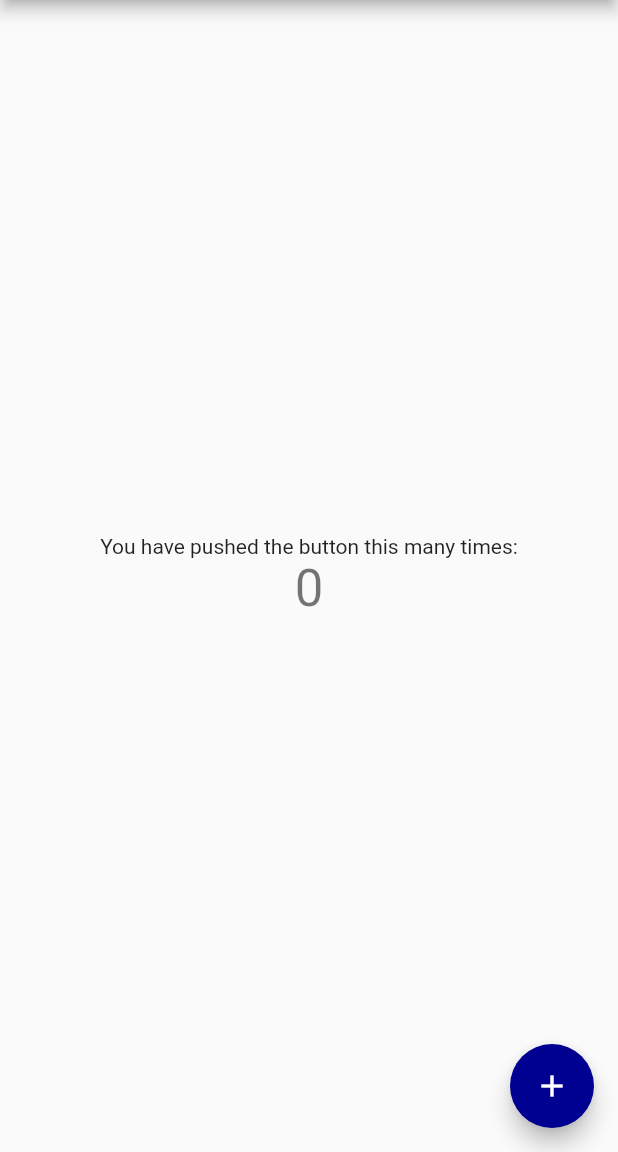
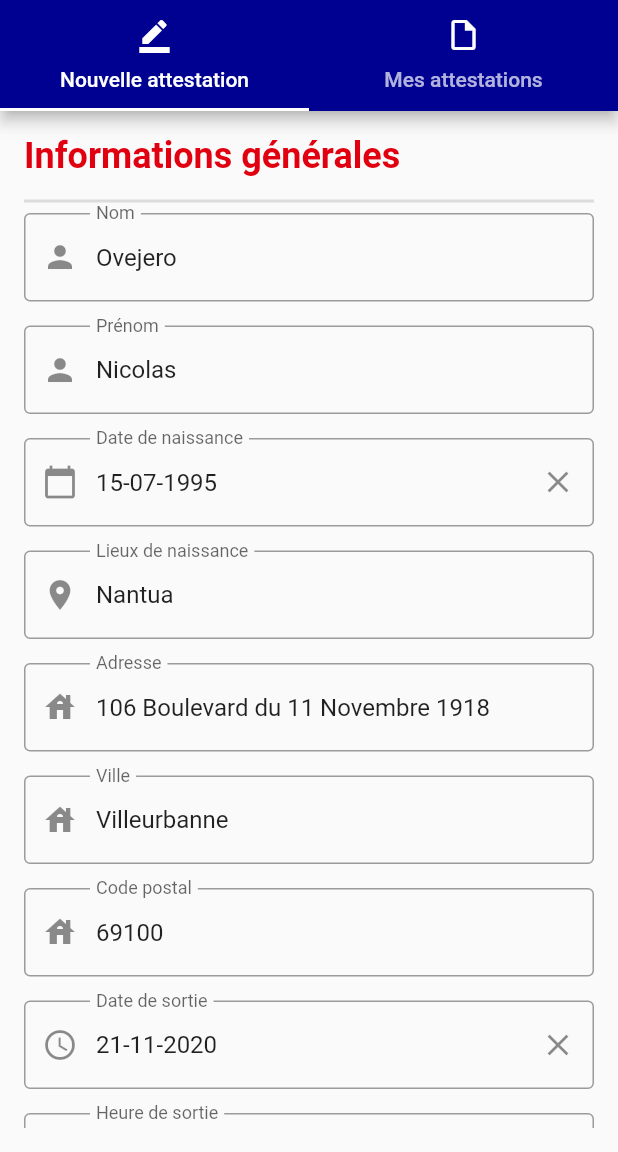
Before and after one commit to nicolasOvejero/my_certificate, a Flutter app: the screen it shows after launch, on a phone screen of 412 x 824 dp, the part 84-1236 px from its top. Run offline on Flutter 3.47's test engine with Material 2 defaults, Android fonts, the phone set to English and light mode, and no system bars; drawn by our look-alikes of datetime_picker_formfield; our stand-ins replace open_file, pdf.

Commit message:
feat(Form): Add tabBar and add legals information form

```diff
--- a/lib/certificate.dart
+++ b/lib/certificate.dart
@@ -19,10 +19,9 @@ class Address {
 class Certificate {
   String firstname;
   String lastname;
-  String birthdate;
+  DateTime birthdate;
   String birthplace;
   Address address;
   MovementType type;
-  String creationDate;
-  String creationTime;
+  DateTime creationDateTime;
 }
--- /dev/null
+++ b/lib/certificate_form.dart
@@ -0,0 +1,288 @@
+import 'dart:io';
+
+import 'package:datetime_picker_formfield/datetime_picker_formfield.dart';
+import 'package:flutter/material.dart';
+import 'package:flutter/widgets.dart';
+import 'package:intl/intl.dart';
+import 'package:my_certificate/certificate.dart';
+import 'package:my_certificate/pdf_generation.dart';
+import 'package:my_certificate/utils.dart';
+import 'package:open_file/open_file.dart';
+import 'package:path_provider/path_provider.dart';
+
+class CertificateForm extends StatefulWidget {
+  Certificate certificate = new Certificate();
+
+  CertificateForm(this.certificate);
+
+  @override
+  CertificateFormState createState() => CertificateFormState();
+}
+
+class CertificateFormState extends State<CertificateForm> {
+  final _informationformKey = GlobalKey<FormState>();
+  final format = DateFormat("dd-MM-yyyy");
+  final hourFormat = DateFormat("HH:mm");
+
+  @override
+  Widget build(BuildContext context) {
+    return new Column(children: <Widget>[
+      Container(
+          alignment: Alignment.topLeft,
+          padding: EdgeInsets.only(bottom: 8),
+          child: Text(
+            "Informations générales",
+            style: TextStyle(
+                color: Utils.hexToColor("#e1000f"),
+                fontWeight: FontWeight.w700,
+                fontSize: 24),
+          )),
+      Divider(thickness: 2),
+      Container(padding: EdgeInsets.only(bottom: 8), child: buildGeneralForm()),
+      Container(
+        padding: EdgeInsets.only(bottom: 16),
+        child: SizedBox(
+          width: double.infinity,
+          child: RaisedButton(
+            textColor: Colors.white,
+            color: Theme
+                .of(context)
+                .accentColor,
+            padding: EdgeInsets.only(top: 16, bottom: 16),
+            child: Text('Enregistrer', style: TextStyle(fontSize: 18)),
+            onPressed: () {
+              if (_informationformKey.currentState.validate()) {
+                _informationformKey.currentState.save();
+                Scaffold.of(context).showSnackBar(
+                    SnackBar(
+                      content: Text("Information enregister"),
+                      backgroundColor: Colors.green,
+                    )
+                );
+                // createPDF(widget.certificate);
+              }
+            },
+          ),
+        ),
+      ),
+      Container(
+          alignment: Alignment.topLeft,
+          padding: EdgeInsets.only(bottom: 8),
+          child: Text(
+            "Motif du déplacement",
+            style: TextStyle(
+                color: Utils.hexToColor("#e1000f"),
+                fontWeight: FontWeight.w700,
+                fontSize: 24),
+          )),
+      Divider(thickness: 2),
+    ]);
+  }
+
+  Widget buildGeneralForm() {
+    return Form(
+        key: _informationformKey,
+        autovalidate: true,
+        child: Column(children: <Widget>[
+          Padding(
+            padding: const EdgeInsetsDirectional.only(bottom: 16),
+            child: TextFormField(
+              initialValue: widget.certificate.lastname,
+              decoration: InputDecoration(
+                prefixIcon: const Icon(Icons.person),
+                border: OutlineInputBorder(
+                  borderSide: BorderSide(),
+                ),
+                labelText: 'Nom',
+              ),
+              validator: (value) =>
+              value.isEmpty ? 'Ce champ doit être rempli' : null,
+              onSaved: (String value) {
+                widget.certificate.lastname = value;
+              },
+            ),
+          ),
+          Padding(
+            padding: const EdgeInsetsDirectional.only(bottom: 16),
+            child: TextFormField(
+              initialValue: widget.certificate.firstname,
+              decoration: InputDecoration(
+                prefixIcon: const Icon(Icons.person),
+                border: OutlineInputBorder(
+                  borderSide: BorderSide(),
+                ),
+                labelText: 'Prénom',
+              ),
+              validator: (value) =>
+              value.isEmpty ? 'Ce champ doit être rempli' : null,
+              onSaved: (String value) {
+                widget.certificate.firstname = value;
+              },
+            ),
+          ),
+          Padding(
+            padding: const EdgeInsetsDirectional.only(bottom: 16),
+            child: DateTimeField(
+              initialValue: widget.certificate.birthdate,
+              format: format,
+              decoration: InputDecoration(
+                prefixIcon: const Icon(Icons.calendar_today),
+                border: OutlineInputBorder(
+                  borderSide: BorderSide(),
+                ),
+                labelText: 'Date de naissance',
+              ),
+              onShowPicker: (context, currentValue) {
+                return showDatePicker(
+                    context: context,
+                    firstDate: DateTime(1900),
+                    initialDate: widget.certificate.birthdate ?? DateTime.now(),
+                    lastDate: DateTime.now());
+              },
+              validator: (DateTime value) =>
+              value == null ? 'Ce champ doit être rempli' : null,
+              onSaved: (DateTime value) {
+                widget.certificate.birthdate = value;
+              },
+            ),
+          ),
+          Padding(
+            padding: const EdgeInsetsDirectional.only(bottom: 16),
+            child: TextFormField(
+              initialValue: widget.certificate.birthplace,
+              decoration: InputDecoration(
+                prefixIcon: const Icon(Icons.place),
+                border: OutlineInputBorder(
+                  borderSide: BorderSide(),
+                ),
+                labelText: 'Lieux de naissance',
+              ),
+              validator: (value) =>
+              value.isEmpty ? 'Ce champ doit être rempli' : null,
+              onSaved: (String value) {
+                widget.certificate.birthplace = value;
+              },
+            ),
+          ),
+          Padding(
+            padding: const EdgeInsetsDirectional.only(bottom: 16),
+            child: TextFormField(
+              initialValue: widget.certificate.address.street,
+              decoration: InputDecoration(
+                prefixIcon: const Icon(Icons.house),
+                border: OutlineInputBorder(
+                  borderSide: BorderSide(),
+                ),
+                labelText: 'Adresse',
+              ),
+              validator: (value) =>
+              value.isEmpty ? 'Ce champ doit être rempli' : null,
+              onSaved: (String value) {
+                widget.certificate.address.street = value;
+              },
+            ),
+          ),
+          Padding(
+            padding: const EdgeInsetsDirectional.only(bottom: 16),
+            child: TextFormField(
+              initialValue: widget.certificate.address.city,
+              decoration: InputDecoration(
+                prefixIcon: const Icon(Icons.house),
+                border: OutlineInputBorder(
+                  borderSide: BorderSide(),
+                ),
+                labelText: 'Ville',
+              ),
+              validator: (value) =>
+              value.isEmpty ? 'Ce champ doit être rempli' : null,
+              onSaved: (String value) {
+                widget.certificate.address.city = value;
+              },
+            ),
+          ),
+          Padding(
+            padding: const EdgeInsetsDirectional.only(bottom: 16),
+            child: TextFormField(
+              initialValue: widget.certificate.address.zipCode,
+              keyboardType: TextInputType.number,
+              decoration: InputDecoration(
+                prefixIcon: const Icon(Icons.house),
+                border: OutlineInputBorder(
+                  borderSide: BorderSide(),
+                ),
+                labelText: 'Code postal',
+              ),
+              validator: (value) =>
+              value.isEmpty ? 'Ce champ doit être rempli' : null,
+              onSaved: (String value) {
+                widget.certificate.address.zipCode = value;
+              },
+            ),
+          ),
+          Padding(
+            padding: const EdgeInsetsDirectional.only(bottom: 16),
+            child: DateTimeField(
+              initialValue: widget.certificate.creationDateTime,
+              format: format,
+              decoration: InputDecoration(
+                prefixIcon: const Icon(Icons.access_time),
+                border: OutlineInputBorder(
+                  borderSide: BorderSide(),
+                ),
+                labelText: 'Date de sortie',
+              ),
+              onShowPicker: (context, currentValue) {
+                return showDatePicker(
+                    context: context,
+                    firstDate: DateTime.now(),
+                    initialDate: widget.certificate.creationDateTime ??
+                        DateTime.now(),
+                    lastDate: DateTime.now());
+              },
+              validator: (DateTime value) =>
+              value == null ? 'Ce champ doit être rempli' : null,
+              onSaved: (DateTime value) {
+                widget.certificate.creationDateTime = value;
+              },
+            ),
+          ),
+          Padding(
+            padding: const EdgeInsetsDirectional.only(bottom: 16),
+            child: DateTimeField(
+              initialValue: widget.certificate.creationDateTime,
+              format: hourFormat,
+              decoration: InputDecoration(
+                prefixIcon: const Icon(Icons.access_time),
+                border: OutlineInputBorder(
+                  borderSide: BorderSide(),
+                ),
+                labelText: 'Heure de sortie',
+              ),
+              onShowPicker: (context, currentValue) async {
+                final time = await showTimePicker(
+                  context: context,
+                  initialTime: TimeOfDay.fromDateTime(
+                      currentValue ?? widget.certificate.creationDateTime),
+                );
+                return DateTimeField.convert(time);
+              },
+              validator: (DateTime value) =>
+              value == null ? 'Ce champ doit être rempli' : null,
+              onSaved: (DateTime value) {
+                widget.certificate.creationDateTime = value;
+              },
+            ),
+          ),
+        ]));
+  }
+
+  Future<void> createPDF(Certificate values) async {
+    final pdf = PdfGeneration.generatePdf(values);
+
+    final output = await getExternalStorageDirectory();
+    final file = File("${output.path}/example.pdf");
+    await file.writeAsBytes(pdf.save());
+
+    OpenFile.open(file.path);
+  }
+}
--- a/lib/main.dart
+++ b/lib/main.dart
@@ -3,6 +3,7 @@ import 'dart:io';
 import 'package:flutter/material.dart';
 import 'package:my_certificate/certificate.dart';
 import 'package:my_certificate/pdf_generation.dart';
+import 'package:my_certificate/tab_bar_controller.dart';
 import 'package:my_certificate/utils.dart';
 import 'package:open_file/open_file.dart';
 import 'package:path_provider/path_provider.dart';
@@ -21,7 +22,7 @@ class MyApp extends StatelessWidget {
         primarySwatch: Utils.createMaterialColor(Utils.hexToColor('#000191')),
         visualDensity: VisualDensity.adaptivePlatformDensity,
       ),
-      home: MyHomePage(title: 'Mon attestation'),
+      home: TabBarController(title: 'Mon attestation'),
     );
   }
 }
@@ -36,28 +37,18 @@ class MyHomePage extends StatefulWidget {
 }
 
 class _MyHomePageState extends State<MyHomePage> {
-  int _counter = 0;
-
-  void _incrementCounter() {
-    setState(() {
-      _counter++;
-    });
-    createPDF();
-  }
-
   Future<void> createPDF() async {
     Certificate values = new Certificate();
     values.lastname = "Ovejero";
     values.firstname = "Nicolas";
-    values.birthdate = "15/07/1995";
+    values.birthdate = DateTime(1995, 07, 15);
     values.birthplace = "Nantua";
     values.address = new Address();
     values.address.city = "Villeurbanne";
     values.address.zipCode = "69100";
     values.address.street = "106 Boulevard du 11 Novembre 1918";
     values.type = MovementType.work;
-    values.creationDate = "20/11/2020";
-    values.creationTime = "20:20";
+    values.creationDateTime = DateTime.now();
 
     final pdf = PdfGeneration.generatePdf(values);
 
@@ -74,25 +65,7 @@ class _MyHomePageState extends State<MyHomePage> {
       appBar: AppBar(
         title: Text(widget.title),
       ),
-      body: Center(
-        child: Column(
-          mainAxisAlignment: MainAxisAlignment.center,
-          children: <Widget>[
-            Text(
-              'You have pushed the button this many times:',
-            ),
-            Text(
-              '$_counter',
-              style: Theme.of(context).textTheme.headline4,
-            ),
-          ],
-        ),
-      ),
-      floatingActionButton: FloatingActionButton(
-        onPressed: _incrementCounter,
-        tooltip: 'Increment',
-        child: Icon(Icons.add),
-      ), // This trailing comma makes auto-formatting nicer for build methods.
+      body: new TabBarController(),
     );
   }
 }
--- a/lib/pdf_generation.dart
+++ b/lib/pdf_generation.dart
@@ -1,10 +1,15 @@
+import 'package:flutter/material.dart';
 import 'package:my_certificate/utils.dart';
 import 'package:pdf/pdf.dart';
 import 'package:pdf/widgets.dart' as pw;
+import 'package:intl/intl.dart';
 
 import 'certificate.dart';
 
 class PdfGeneration {
+  static final dateFormat = DateFormat("dd-MM-yyyy");
+  static final hourFormat = DateFormat("HH:mm");
+
   static pw.Document generatePdf(Certificate values) {
     final pdf = pw.Document();
 
@@ -103,7 +108,7 @@ class PdfGeneration {
           pw.Container(
             padding: const pw.EdgeInsets.only(right: 4),
             child: pw.Text(
-              values.birthdate,
+              dateFormat.format(values.birthdate),
               style: pw.TextStyle(
                 fontSize: 12,
               ),
@@ -521,7 +526,7 @@ class PdfGeneration {
                       pw.Container(
                         padding: const pw.EdgeInsets.only(right: 16),
                         child: pw.Text(
-                          values.creationDate,
+                          dateFormat.format(values.creationDateTime),
                           style: pw.TextStyle(
                             fontSize: 12,
                           ),
@@ -537,7 +542,7 @@ class PdfGeneration {
                         ),
                       ),
                       pw.Text(
-                        values.creationTime,
+                        hourFormat.format(values.creationDateTime),
                         style: pw.TextStyle(
                           fontSize: 12,
                         ),
@@ -584,13 +589,13 @@ class PdfGeneration {
 
   static pw.BarcodeWidget generateQrcode(Certificate values, { double height = 90, double width = 90 }) {
     return pw.BarcodeWidget(
-      data: 'Cree le : ${values.creationDate} a ${values.creationTime};\n'
+      width: width,
+      data: 'Cree le : ${dateFormat.format(values.creationDateTime)} a ${hourFormat.format(values.creationDateTime)};\n'
           'Nom: ${values.lastname};\n'
           'Prenom: ${values.firstname};\n'
-          'Naissance: ${values.birthdate} a ${values.birthplace};\n'
-          'Sortie: ${values.creationDate} a ${values.creationTime};\n'
+          'Naissance: ${dateFormat.format(values.birthdate)} a ${values.birthplace};\n'
+          'Sortie: ${dateFormat.format(values.creationDateTime)} a ${hourFormat.format(values.creationDateTime)};\n'
           'Motifs: ${Utils.mapMovementTypeToFrench(values.type)};',
-      width: width,
       height: height,
       barcode: pw.Barcode.qrCode(),
     );
--- /dev/null
+++ b/lib/tab_bar_controller.dart
@@ -0,0 +1,71 @@
+import 'package:flutter/material.dart';
+
+import 'certificate.dart';
+import 'certificate_form.dart';
+
+class TabBarController extends StatefulWidget {
+  TabBarController({Key key, this.title}) : super(key: key);
+
+  final String title;
+
+  @override
+  _TabBarController createState() => _TabBarController();
+}
+
+class _TabBarController extends State<TabBarController> {
+  Certificate certificate = new Certificate();
+
+  @override
+  Widget build(BuildContext context) {
+    certificate.lastname = "Ovejero";
+    certificate.firstname = "Nicolas";
+    certificate.birthdate = DateTime(1995, 07, 15);
+    certificate.birthplace = "Nantua";
+    certificate.address = new Address();
+    certificate.address.city = "Villeurbanne";
+    certificate.address.zipCode = "69100";
+    certificate.address.street = "106 Boulevard du 11 Novembre 1918";
+    certificate.type = MovementType.work;
+    certificate.creationDateTime = DateTime.now();
+
+    return DefaultTabController(
+      length: 2,
+      child: Scaffold(
+        appBar: AppBar(
+          bottom: TabBar(
+            tabs: [
+              Tab(
+                text: 'Nouvelle attestation',
+                icon: Icon(
+                  Icons.border_color,
+                  color: Colors.white,
+                ),
+              ),
+              Tab(
+                text: 'Mes attestations',
+                icon: Icon(
+                  Icons.insert_drive_file_outlined,
+                  color: Colors.white,
+                ),
+              ),
+            ],
+          ),
+          title: Text(widget.title),
+        ),
+        body: TabBarView(
+          children: [
+            Container(
+                padding: EdgeInsets.all(16),
+                child: new SingleChildScrollView(
+                    child: new Column(children: <Widget>[
+                      CertificateForm(certificate)
+                    ])
+                )
+            ),
+            Icon(Icons.directions_transit),
+          ],
+        ),
+      ),
+    );
+  }
+}
--- a/pubspec.yaml
+++ b/pubspec.yaml
@@ -26,6 +26,8 @@ dependencies:
   pdf: ^1.12.0
   path_provider: ^1.6.24
   open_file: ^3.0.3
+  datetime_picker_formfield: ^1.0.0
+  localstorage: ^3.0.0
 
   # The following adds the Cupertino Icons font to your application.
   # Use with the CupertinoIcons class for iOS style icons.
```
Also changed, not shown: pubspec.lock.
